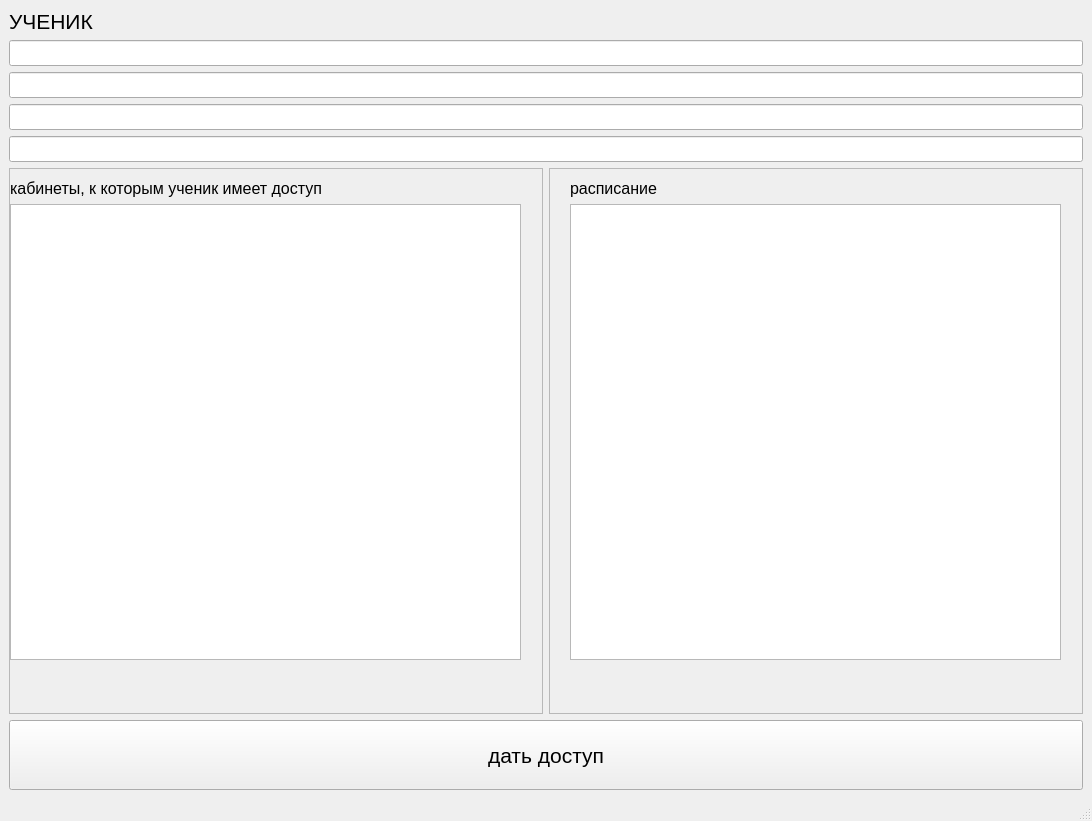
First picture: the form in ui/student.ui, repository Kateriabova/NFC--lock, before the edit.
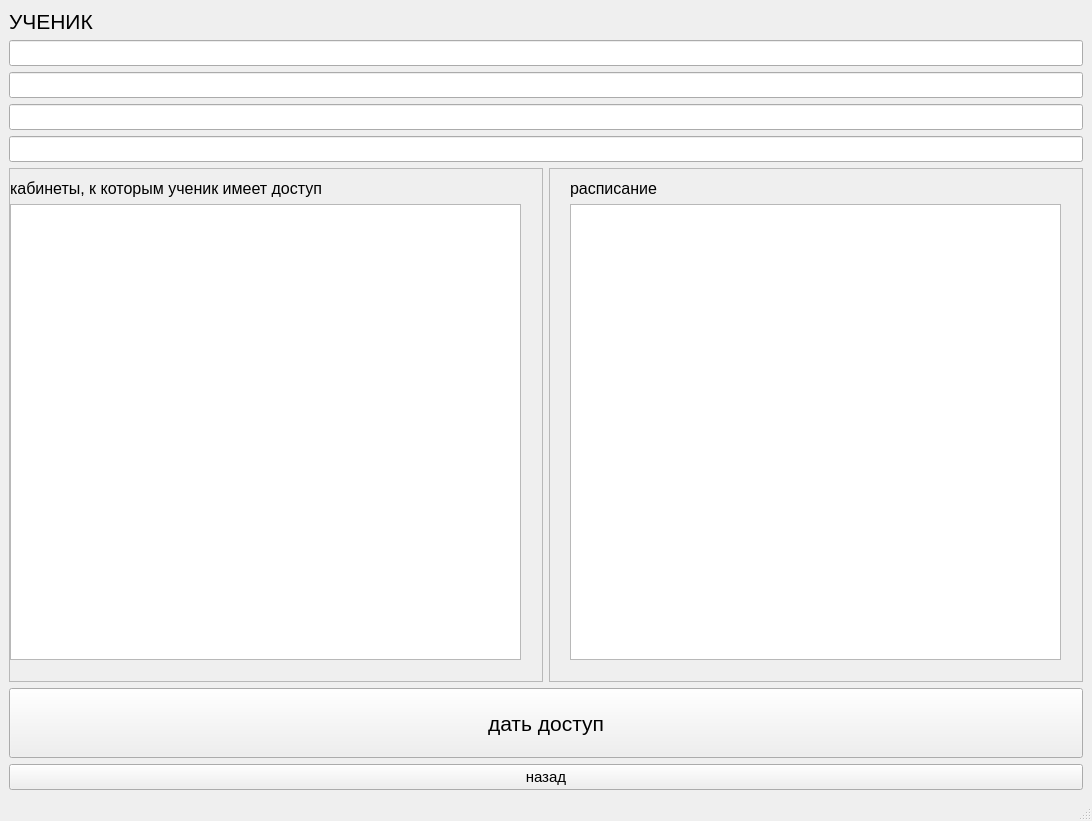
Second picture: the form after the edit.

```diff
--- a/ui/student.ui
+++ b/ui/student.ui
@@ -79,7 +79,7 @@
            <x>0</x>
            <y>0</y>
            <width>531</width>
-           <height>531</height>
+           <height>499</height>
           </rect>
          </property>
          <widget class="QWidget" name="verticalLayoutWidget_2">
@@ -123,7 +123,7 @@
            <x>0</x>
            <y>0</y>
            <width>531</width>
-           <height>531</height>
+           <height>499</height>
           </rect>
          </property>
          <widget class="QWidget" name="verticalLayoutWidget">
@@ -176,6 +176,18 @@
       </property>
      </widget>
     </item>
+    <item>
+     <widget class="QPushButton" name="back">
+      <property name="font">
+       <font>
+        <pointsize>11</pointsize>
+       </font>
+      </property>
+      <property name="text">
+       <string>назад</string>
+      </property>
+     </widget>
+    </item>
    </layout>
   </widget>
   <widget class="QMenuBar" name="menubar">
```
